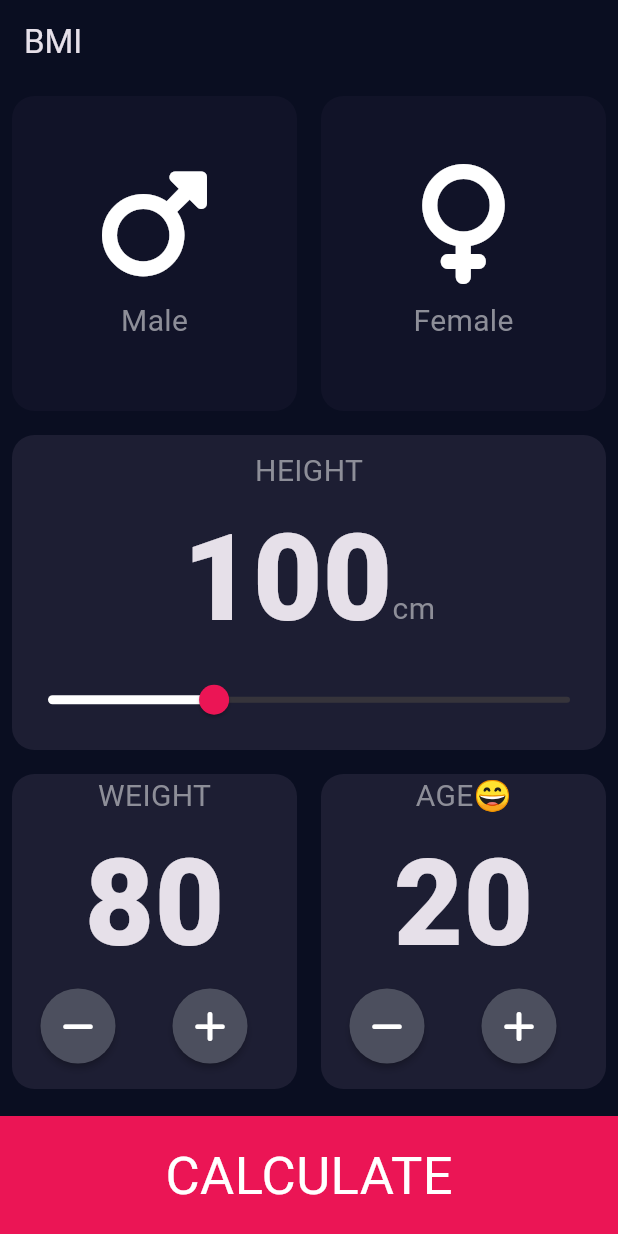
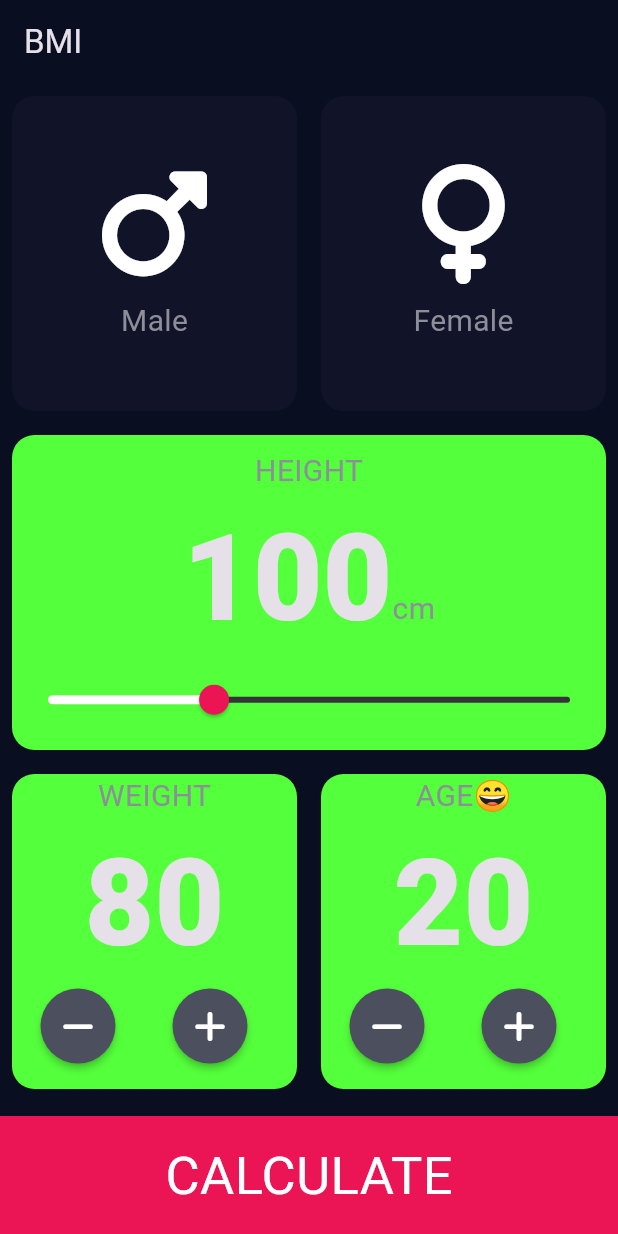
Before and after one commit to Joshua-100/bmi_calculator, a Flutter app: the screen it shows after launch, on a phone screen of 412 x 824 dp. Run offline on Flutter 3.47's test engine with Material 3 defaults, Android fonts, the phone set to English and light mode, and no system bars; our stand-ins replace font_awesome_flutter; missing offline and left inert: dart:ffi.

Commit message:
Change color to green

```diff
--- a/lib/constants.dart
+++ b/lib/constants.dart
@@ -7,7 +7,7 @@ const kLabelTextStyle =
 
 const kBottomContainerHeight = 80.0;
 const kMarginTop = 10.0;
-const kActiveCardColor = Color(0xFF1D1E33);
+const kActiveCardColor = Color(0xFF54FF3B);
 const kInactiveCardColor = Color(0xFF111328);
 const kButtonColor = Color(0xFFEB1555);
 const kNumberTextStyle = TextStyle(fontSize: 80.0, fontWeight: FontWeight.w900);
```
